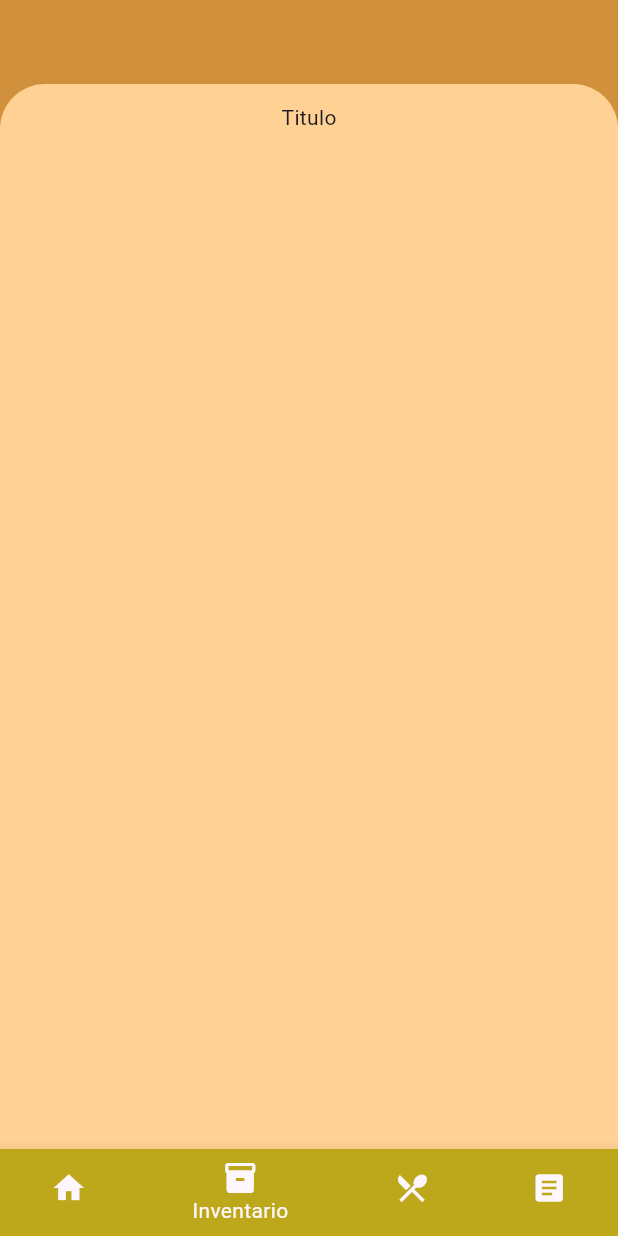
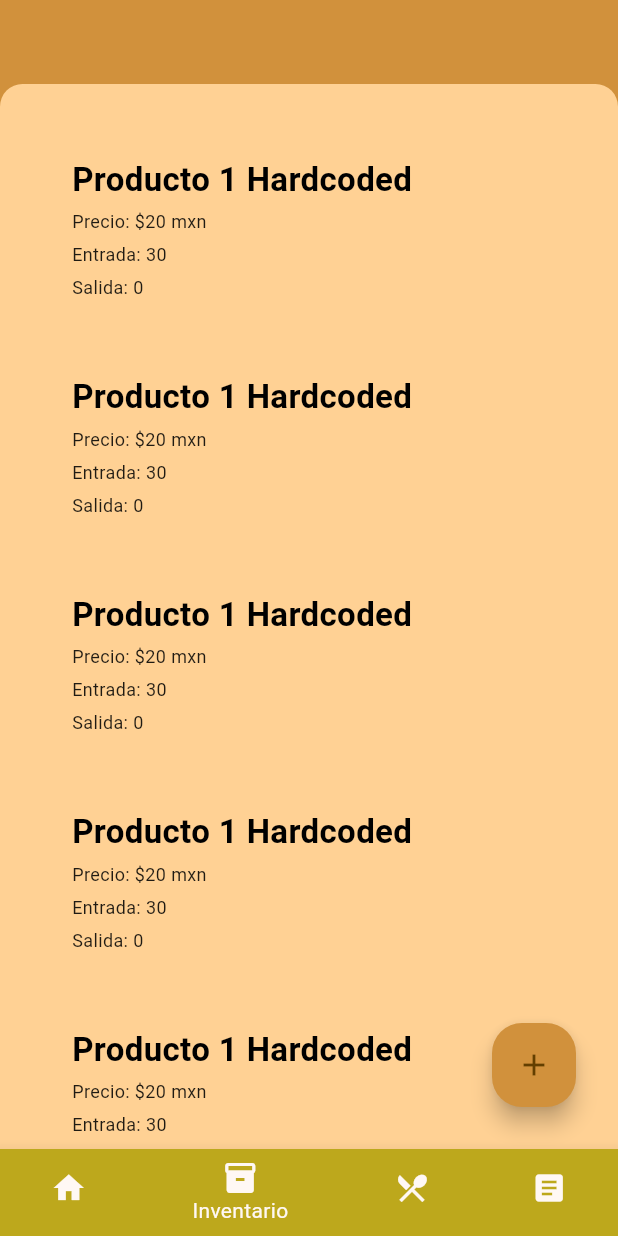
Before and after one commit to PabloGarciaB/ComandasFlutter, a Flutter app: the screen it shows after launch, item 2 of the bottom bar chosen, on a phone screen of 412 x 824 dp. Run offline on Flutter 3.47's test engine with Material 2 defaults, Android fonts, the phone set to English and light mode, and no system bars; drawn by our look-alikes of flutter_slidable; our stand-ins replace firebase_auth, firebase_core, fluttertoast; accounts and stored records are empty.

Commit message:
Multiples añadidos
Visualizacion de objetos en el inventario.

4:54 Am,  2 de Mayo, 2023

```diff
--- /dev/null
+++ b/comandas_flutter_git/lib/Productos/productos.dart
@@ -0,0 +1,40 @@
+import 'package:comandas_flutter_git/model/producto.dart';
+import 'package:flutter/material.dart';
+
+class ProductosProvider extends ChangeNotifier {
+  List<Producto> _productos = [
+    Producto(
+        createdTime: DateTime.now(),
+        nombre: 'Producto 1 Hardcoded',
+        costo: "Precio: \$20 mxn",
+        entrada: 'Entrada: 30',
+        salida: 'Salida: 0'),
+    Producto(
+        createdTime: DateTime.now(),
+        nombre: 'Producto 1 Hardcoded',
+        costo: "Precio: \$20 mxn",
+        entrada: 'Entrada: 30',
+        salida: 'Salida: 0'),
+    Producto(
+        createdTime: DateTime.now(),
+        nombre: 'Producto 1 Hardcoded',
+        costo: "Precio: \$20 mxn",
+        entrada: 'Entrada: 30',
+        salida: 'Salida: 0'),
+    Producto(
+        createdTime: DateTime.now(),
+        nombre: 'Producto 1 Hardcoded',
+        costo: "Precio: \$20 mxn",
+        entrada: 'Entrada: 30',
+        salida: 'Salida: 0'),
+    Producto(
+        createdTime: DateTime.now(),
+        nombre: 'Producto 1 Hardcoded',
+        costo: "Precio: \$20 mxn",
+        entrada: 'Entrada: 30',
+        salida: 'Salida: 0'),
+  ];
+
+  List<Producto> get productos =>
+      _productos.where((productos) => productos.bandera == false).toList();
+}
--- a/comandas_flutter_git/lib/main.dart
+++ b/comandas_flutter_git/lib/main.dart
@@ -1,10 +1,13 @@
+import 'package:comandas_flutter_git/Productos/productos.dart';
 import 'package:comandas_flutter_git/pages/home_screen.dart';
+import 'package:comandas_flutter_git/utils/colors_util.dart';
 import 'package:flutter/material.dart';
 import 'package:firebase_core/firebase_core.dart';
+import 'package:provider/provider.dart';
 import 'firebase_options.dart';
 import 'package:comandas_flutter_git/pages/bienvenida_login.dart';
 
-void main() async {
+Future main() async {
   WidgetsFlutterBinding.ensureInitialized();
   await Firebase.initializeApp();
   runApp(const MyApp());
@@ -15,30 +18,17 @@ class MyApp extends StatelessWidget {
 
   // This widget is the root of your application.
   @override
-  Widget build(BuildContext context) {
-    return MaterialApp(
+  Widget build(BuildContext context) => ChangeNotifierProvider(
+        create: (context) => ProductosProvider(),
+        child: MaterialApp(
           debugShowCheckedModeBanner: false,
           title: 'Flutter Demo',
           theme: ThemeData(
-        // This is the theme of your application.
-        //
-        // TRY THIS: Try running your application with "flutter run". You'll see
-        // the application has a blue toolbar. Then, without quitting the app,
-        // try changing the seedColor in the colorScheme below to Colors.green
-        // and then invoke "hot reload" (save your changes or press the "hot
-        // reload" button in a Flutter-supported IDE, or press "r" if you used
-        // the command line to start the app).
-        //
-        // Notice that the counter didn't reset back to zero; the application
-        // state is not lost during the reload. To reset the state, use hot
-        // restart instead.
-        //
-        // This works for code too, not just values: Most code changes can be
-        // tested with just a hot reload.
-        colorScheme: ColorScheme.fromSeed(seedColor: Colors.deepPurple),
+            colorScheme:
+                ColorScheme.fromSeed(seedColor: hexStringToColor('FFD194')),
             useMaterial3: true,
           ),
           home: const HomeScreen(),
+        ),
       );
 }
-}
--- /dev/null
+++ b/comandas_flutter_git/lib/model/producto.dart
@@ -0,0 +1,25 @@
+class ProductoField {
+  static const createdTime = 'createdTime';
+}
+
+class Producto {
+  DateTime createdTime;
+  String nombre;
+  String costo;
+  String entrada;
+  String salida;
+  String existencia;
+  String id;
+  bool bandera;
+
+  Producto({
+    required this.createdTime,
+    required this.nombre,
+    this.costo = '',
+    this.entrada = '',
+    this.salida = '',
+    this.existencia = '',
+    this.id = '',
+    this.bandera = false,
+  });
+}
--- a/comandas_flutter_git/lib/pages/home_screen.dart
+++ b/comandas_flutter_git/lib/pages/home_screen.dart
@@ -115,8 +115,8 @@ class _HomeScreenState extends State<HomeScreen> {
         decoration: BoxDecoration(
             color: hexStringToColor("FFD194"),
             borderRadius: BorderRadius.only(
-              topLeft: Radius.circular(30),
-              topRight: Radius.circular(30),
+              topLeft: Radius.circular(15),
+              topRight: Radius.circular(15),
             )),
         child: Padding(
           padding: EdgeInsets.all(12.0),
--- a/comandas_flutter_git/lib/pages/inventario_screen.dart
+++ b/comandas_flutter_git/lib/pages/inventario_screen.dart
@@ -1,5 +1,7 @@
 import 'package:flutter/material.dart';
 import 'package:comandas_flutter_git/reusable_widget/reusable_widget.dart';
+import 'package:comandas_flutter_git/reusable_widget/agregar_producto_widget.dart';
+import 'package:comandas_flutter_git/reusable_widget/lista_productos.dart';
 
 import '../utils/colors_util.dart';
 
@@ -11,30 +13,30 @@ class Inventario extends StatefulWidget {
 }
 
 class _InventarioState extends State<Inventario> {
-  TextEditingController _nombreProd = TextEditingController();
-  TextEditingController _unidadEntra = TextEditingController();
-  TextEditingController _unidadSale = TextEditingController();
-  TextEditingController _unidadExistencia = TextEditingController();
-  TextEditingController _costoUnidad = TextEditingController();
-
   @override
   Widget build(BuildContext context) {
     return Scaffold(
+      resizeToAvoidBottomInset: false,
       body: Container(
-        width: MediaQuery.of(context).size.width,
-        height: MediaQuery.of(context).size.height,
         decoration: BoxDecoration(
             gradient: LinearGradient(colors: [
           hexStringToColor("FFD194"),
           hexStringToColor("FFD194")
         ], begin: Alignment.topCenter, end: Alignment.bottomCenter)),
-        child: SingleChildScrollView(
-          child: Column(
-            children: <Widget>[
-              Text('Titulo'),
-            ],
-          ),
+        child: ProductoListWidget(),
+      ),
+      floatingActionButton: FloatingActionButton(
+        shape: RoundedRectangleBorder(
+          borderRadius: BorderRadius.circular(20),
         ),
+        backgroundColor: hexStringToColor('D1913C'),
+        onPressed: () => showDialog(
+            context: context,
+            builder: (context) {
+              return AgregarProductoWidget();
+            },
+            barrierDismissible: false),
+        child: Icon(Icons.add),
       ),
     );
   }
--- /dev/null
+++ b/comandas_flutter_git/lib/reusable_widget/lista_productos.dart
@@ -0,0 +1,31 @@
+import 'package:flutter/material.dart';
+import 'package:provider/provider.dart';
+import 'package:comandas_flutter_git/model/producto.dart';
+import 'package:comandas_flutter_git/Productos/productos.dart';
+import 'package:comandas_flutter_git/reusable_widget/vistaProducto.dart';
+
+class ProductoListWidget extends StatelessWidget {
+  @override
+  Widget build(BuildContext context) {
+    final provider = Provider.of<ProductosProvider>(context);
+    final listaproductos = provider.productos;
+
+    return listaproductos.isEmpty
+        ? Center(
+            child: Text(
+              'No hay registro por mostrar',
+              style: TextStyle(fontSize: 20),
+            ),
+          )
+        : ListView.separated(
+            physics: BouncingScrollPhysics(),
+            padding: EdgeInsets.all(16),
+            separatorBuilder: (context, index) => Container(height: 8),
+            itemCount: listaproductos.length,
+            itemBuilder: (context, index) {
+              final prod = listaproductos[index];
+              return ProductoWidget(producto: prod);
+            },
+          );
+  }
+}
--- /dev/null
+++ b/comandas_flutter_git/lib/reusable_widget/vistaProducto.dart
@@ -0,0 +1,86 @@
+import 'package:comandas_flutter_git/utils/colors_util.dart';
+import 'package:flutter/material.dart';
+import 'package:comandas_flutter_git/model/producto.dart';
+import 'package:flutter_slidable/flutter_slidable.dart';
+import 'package:provider/provider.dart';
+import 'package:comandas_flutter_git/Productos/productos.dart';
+
+class ProductoWidget extends StatelessWidget {
+  final Producto producto;
+
+  const ProductoWidget({required this.producto, super.key});
+
+  @override
+  Widget build(BuildContext context) => ClipRRect(
+        borderRadius: BorderRadius.circular(16),
+        child: Slidable(
+          actionPane: SlidableDrawerActionPane(),
+          key: Key(producto.id),
+          actions: [
+            IconSlideAction(
+              color: Colors.green,
+              onTap: () {},
+              caption: 'Editar',
+              icon: Icons.edit,
+            )
+          ],
+          secondaryActions: [
+            IconSlideAction(
+              icon: Icons.delete,
+              color: Colors.red,
+              onTap: () {},
+              caption: 'Borrar',
+            )
+          ],
+          child: buildProducto(context),
+        ),
+      );
+
+  Widget buildProducto(BuildContext context) => Container(
+        color: hexStringToColor('FFD194'),
+        padding: EdgeInsets.all(20),
+        child: Row(
+          children: [
+            Expanded(
+              child: Column(
+                crossAxisAlignment: CrossAxisAlignment.start,
+                children: [
+                  Text(
+                    producto.nombre,
+                    style: TextStyle(
+                      fontWeight: FontWeight.bold,
+                      color: Colors.black,
+                      fontSize: 22,
+                    ),
+                  ),
+                  if (producto.costo.isNotEmpty)
+                    Container(
+                      margin: EdgeInsets.only(top: 4),
+                      child: Text(
+                        producto.costo,
+                        style: TextStyle(fontSize: 12, height: 1.5),
+                      ),
+                    ),
+                  if (producto.entrada.isNotEmpty)
+                    Container(
+                      margin: EdgeInsets.only(top: 4),
+                      child: Text(
+                        producto.entrada,
+                        style: TextStyle(fontSize: 12, height: 1.5),
+                      ),
+                    ),
+                  if (producto.salida.isNotEmpty)
+                    Container(
+                      margin: EdgeInsets.only(top: 4),
+                      child: Text(
+                        producto.salida,
+                        style: TextStyle(fontSize: 12, height: 1.5),
+                      ),
+                    ),
+                ],
+              ),
+            ),
+          ],
+        ),
+      );
+}
--- a/comandas_flutter_git/pubspec.yaml
+++ b/comandas_flutter_git/pubspec.yaml
@@ -40,6 +40,8 @@ dependencies:
   fluttertoast: ^8.2.1
   cloud_firestore: ^4.5.2
   firebase_database: ^10.1.1
+  provider: ^6.0.5
+  flutter_slidable: ^0.6.0
 
 dev_dependencies:
   flutter_test:
```
Also changed, not shown: comandas_flutter_git/lib/pages/Home.dart (+25 -1 lines), comandas_flutter_git/lib/reusable_widget/agregar_producto_widget.dart (added, +48 -0 lines), comandas_flutter_git/lib/reusable_widget/producto_form.dart (added, +116 -0 lines), comandas_flutter_git/pubspec.lock, 2 other files. Lines whose indentation alone changed are shown as unchanged.
